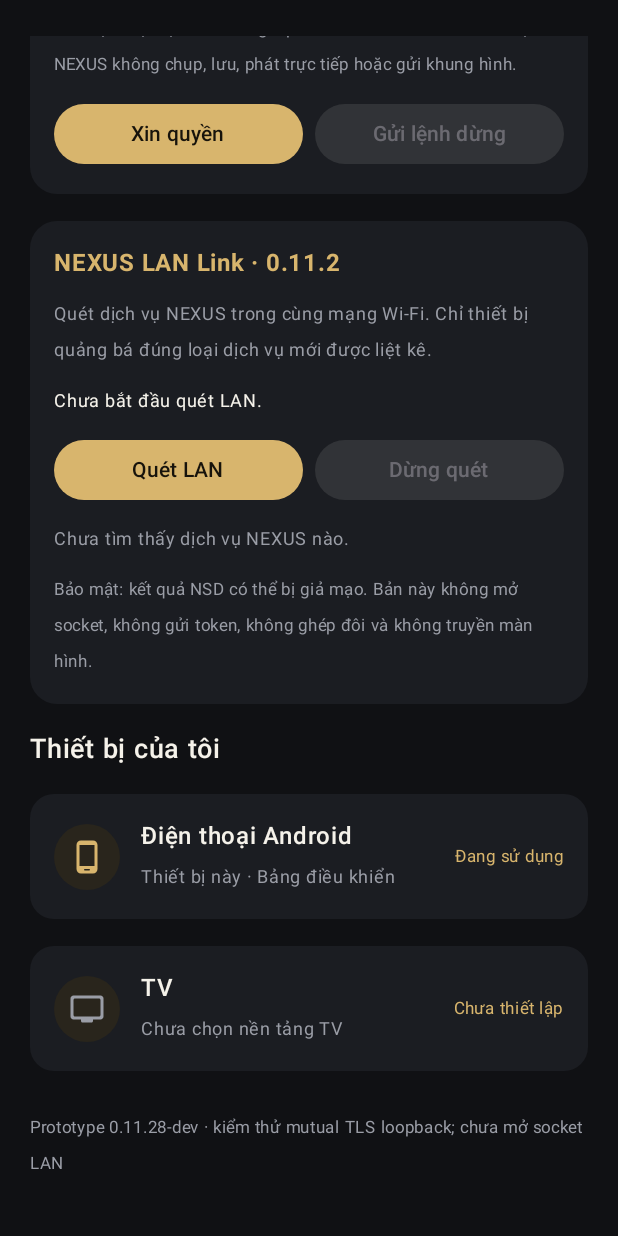
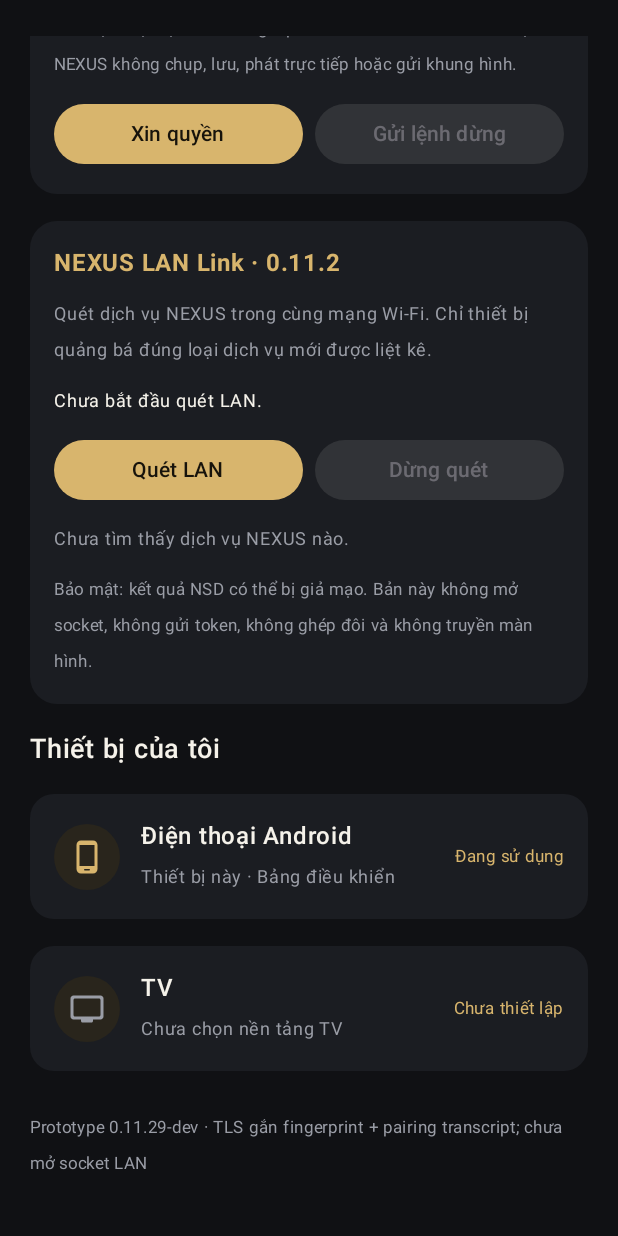
Before and after one commit to dea78799-dotcom/SYNTRA-Ecosystem, an Android app built with Jetpack Compose: the screen it shows after launch (MainActivity), scrolled down 1403 dp, on a phone screen of 412 x 824 dp. Run offline under Robolectric (Android 15) with nearby library versions, the phone set to English and light mode, and no system bars; libraries missing offline, so code that uses them is left out: com.google.mlkit.vision; network calls fail.

Commit message:
Update NEXUS dashboard version and TLS trust binding status

```diff
--- a/projects/syntra-nexus/app/src/main/java/com/syntra/nexus/MainActivity.kt
+++ b/projects/syntra-nexus/app/src/main/java/com/syntra/nexus/MainActivity.kt
@@ -273,7 +273,7 @@ private fun NexusDashboard() {
 
             item {
                 Text(
-                    text = "Prototype 0.11.28-dev · kiểm thử mutual TLS loopback; chưa mở socket LAN",
+                    text = "Prototype 0.11.29-dev · TLS gắn fingerprint + pairing transcript; chưa mở socket LAN",
                     color = NexusMuted,
                     fontSize = 11.sp,
                     modifier = Modifier.padding(top = 8.dp, bottom = 12.dp)
```
